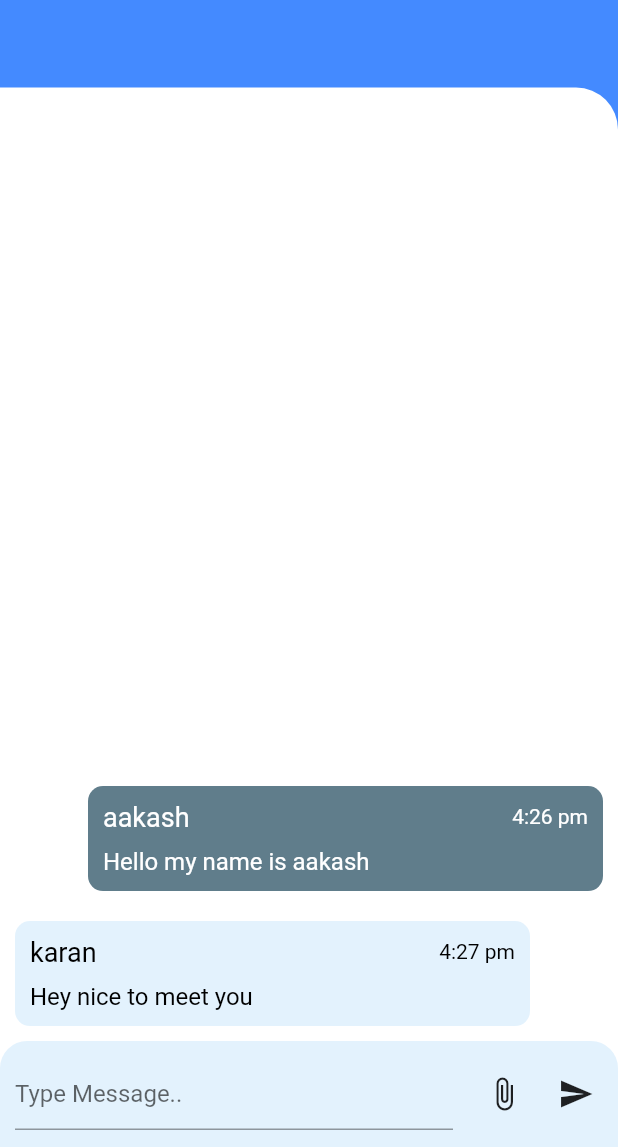
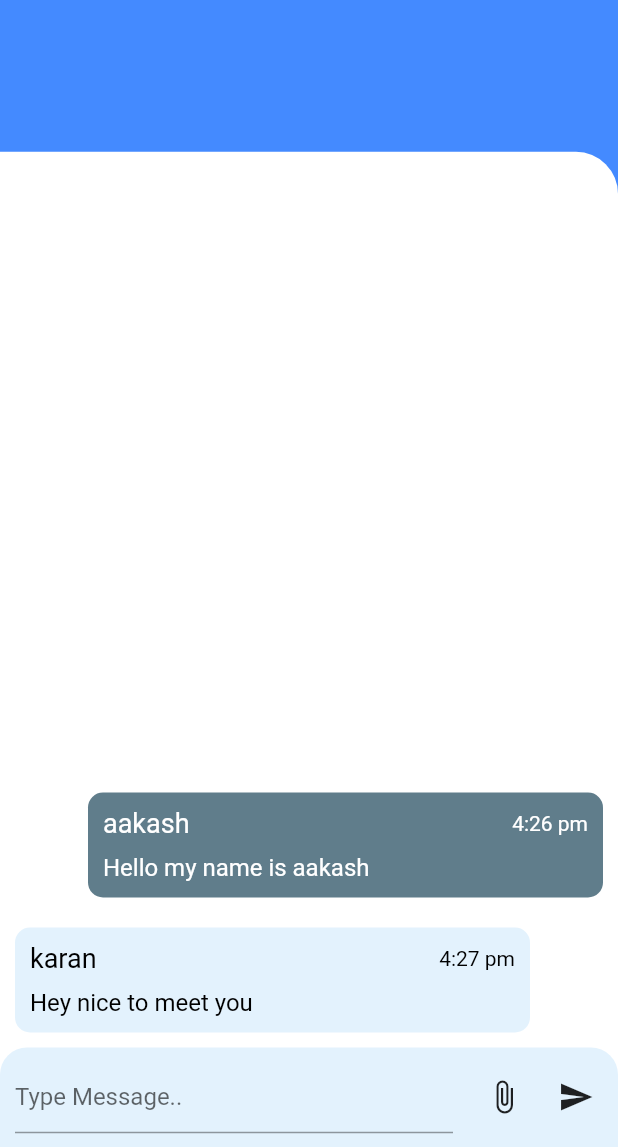
Before and after one commit to GDSC-USICT/GDSC-USICT-App, a Flutter app: the MessagingScreen screen opened directly, on a phone screen of 412 x 824 dp, the part 89-1236 px from its top. Run offline on Flutter 3.47's test engine with Material 2 defaults, Android fonts, the phone set to English and light mode, and no system bars; our stand-ins replace animated_bottom_navigation_bar.

Commit message:
fix sizing

```diff
--- a/lib/widgets/messaging_widget.dart
+++ b/lib/widgets/messaging_widget.dart
@@ -9,7 +9,7 @@ class Messages extends StatefulWidget {
 class _MessagesState extends State<Messages> {
   @override
   Widget build(BuildContext context) {
-    double h = MediaQuery.of(context).size.height;
+    double h = MediaQuery.of(context).size.height - 50;
     double w = MediaQuery.of(context).size.width;
     return Container(
         decoration: BoxDecoration(
```
